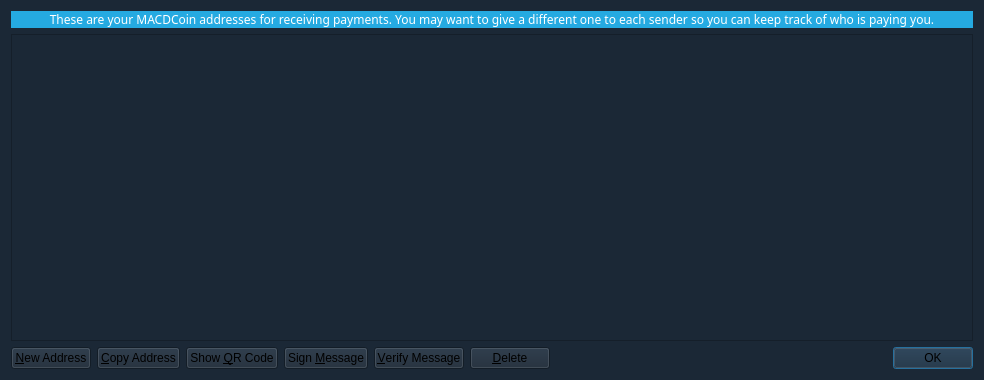
Qt form src/qt/forms/addressbookpage.ui (KrvnoZrnce/MACDCoin) before a commit.
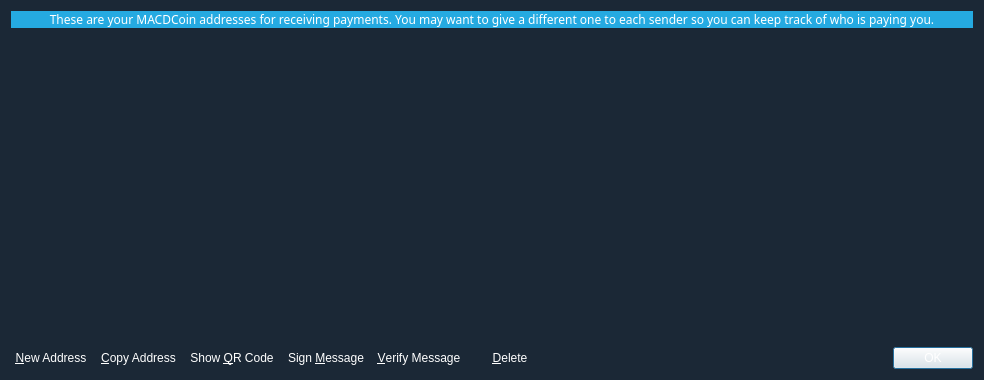
The same form after that commit. Icons and pictures are not drawn.

Commit message: added several icons, new background, changes in console and couple of other screens

Diff of the .ui file:
```diff
--- a/src/qt/forms/addressbookpage.ui
+++ b/src/qt/forms/addressbookpage.ui
@@ -17,7 +17,8 @@
    <bool>false</bool>
   </property>
   <property name="styleSheet">
-   <string notr="true">background-color: rgb(27, 40, 54);</string>
+   <string notr="true">#AddressBookPage{background-color: rgb(27, 40, 54);
+background-image: url(:/images/base_back);}</string>
   </property>
   <property name="locale">
    <locale language="English" country="UnitedStates"/>
@@ -59,7 +60,15 @@
       <string>Double-click to edit address or label</string>
      </property>
      <property name="styleSheet">
-      <string notr="true"/>
+      <string notr="true">#tableView{
+gridline-color: rgba(1, 1, 1, 0);
+background-color:rgba(1, 1, 1, 0);
+border-color:rgba(1, 1, 1, 0);
+border-width:0px;
+border-style:solid;}
+
+QTextEdit { selection-background-color: darkblue;
+selection-color: red; }</string>
      </property>
      <property name="tabKeyNavigation">
       <bool>false</bool>
@@ -88,6 +97,10 @@
        <property name="toolTip">
         <string>Create a new address</string>
        </property>
+       <property name="styleSheet">
+        <string notr="true">color:white;
+background-image:none;</string>
+       </property>
        <property name="text">
         <string>&amp;New Address</string>
        </property>
@@ -95,6 +108,9 @@
         <iconset resource="../bitcoin.qrc">
          <normaloff>:/icons/add</normaloff>:/icons/add</iconset>
        </property>
+       <property name="flat">
+        <bool>true</bool>
+       </property>
       </widget>
      </item>
      <item>
@@ -102,6 +118,10 @@
        <property name="toolTip">
         <string>Copy the currently selected address to the system clipboard</string>
        </property>
+       <property name="styleSheet">
+        <string notr="true">color:white;
+background-image:none;</string>
+       </property>
        <property name="text">
         <string>&amp;Copy Address</string>
        </property>
@@ -109,10 +129,17 @@
         <iconset resource="../bitcoin.qrc">
          <normaloff>:/icons/editcopy</normaloff>:/icons/editcopy</iconset>
        </property>
+       <property name="flat">
+        <bool>true</bool>
+       </property>
       </widget>
      </item>
      <item>
       <widget class="QPushButton" name="showQRCode">
+       <property name="styleSheet">
+        <string notr="true">color:white;
+background-image:none;</string>
+       </property>
        <property name="text">
         <string>Show &amp;QR Code</string>
        </property>
@@ -120,6 +147,9 @@
         <iconset resource="../bitcoin.qrc">
          <normaloff>:/icons/qrcode</normaloff>:/icons/qrcode</iconset>
        </property>
+       <property name="flat">
+        <bool>true</bool>
+       </property>
       </widget>
      </item>
      <item>
@@ -127,6 +157,10 @@
        <property name="toolTip">
         <string>Sign a message to prove you own a MACDCoin address</string>
        </property>
+       <property name="styleSheet">
+        <string notr="true">color:white;
+background-image:none;</string>
+       </property>
        <property name="text">
         <string>Sign &amp;Message</string>
        </property>
@@ -134,6 +168,9 @@
         <iconset resource="../bitcoin.qrc">
          <normaloff>:/icons/edit</normaloff>:/icons/edit</iconset>
        </property>
+       <property name="flat">
+        <bool>true</bool>
+       </property>
       </widget>
      </item>
      <item>
@@ -141,6 +178,10 @@
        <property name="toolTip">
         <string>Verify a message to ensure it was signed with a specified MACDCoin address</string>
        </property>
+       <property name="styleSheet">
+        <string notr="true">color:white;
+background-image:none;</string>
+       </property>
        <property name="text">
         <string>&amp;Verify Message</string>
        </property>
@@ -148,6 +189,9 @@
         <iconset resource="../bitcoin.qrc">
          <normaloff>:/icons/transaction_0</normaloff>:/icons/transaction_0</iconset>
        </property>
+       <property name="flat">
+        <bool>true</bool>
+       </property>
       </widget>
      </item>
      <item>
@@ -155,6 +199,10 @@
        <property name="toolTip">
         <string>Delete the currently selected address from the list</string>
        </property>
+       <property name="styleSheet">
+        <string notr="true">color:white;
+background-image:none;</string>
+       </property>
        <property name="text">
         <string>&amp;Delete</string>
        </property>
@@ -162,6 +210,9 @@
         <iconset resource="../bitcoin.qrc">
          <normaloff>:/icons/remove</normaloff>:/icons/remove</iconset>
        </property>
+       <property name="flat">
+        <bool>true</bool>
+       </property>
       </widget>
      </item>
      <item>
@@ -185,6 +236,10 @@
          <verstretch>0</verstretch>
         </sizepolicy>
        </property>
+       <property name="styleSheet">
+        <string notr="true">color:white;
+background-image:none;</string>
+       </property>
        <property name="standardButtons">
         <set>QDialogButtonBox::Ok</set>
        </property>
```
The commit also changes 57 other files.
